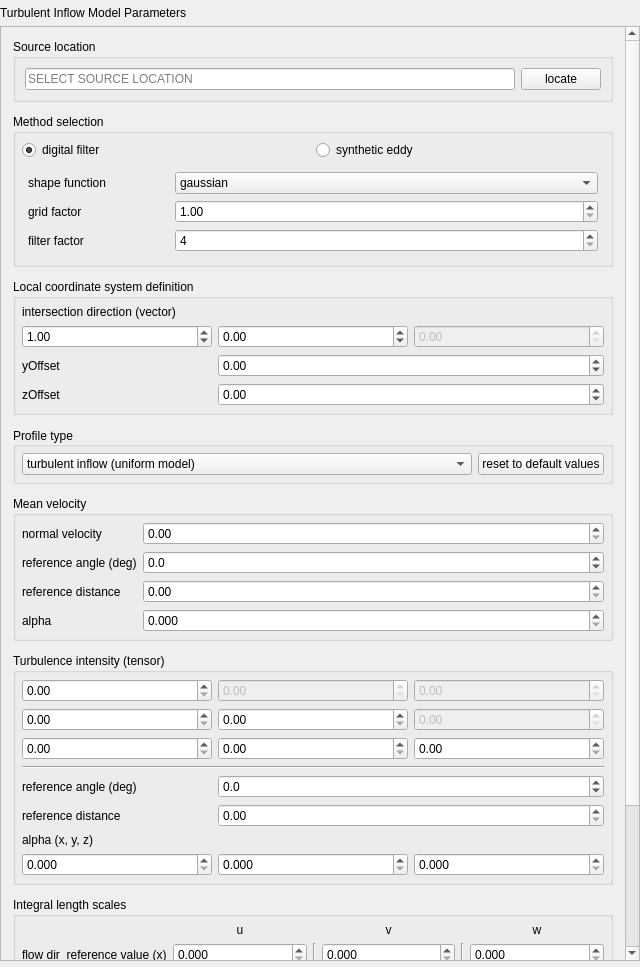
NHERI-SimCenter/TurbulenceInflowTool, file widgets/inflowparameterwidget.ui: the form before one commit.
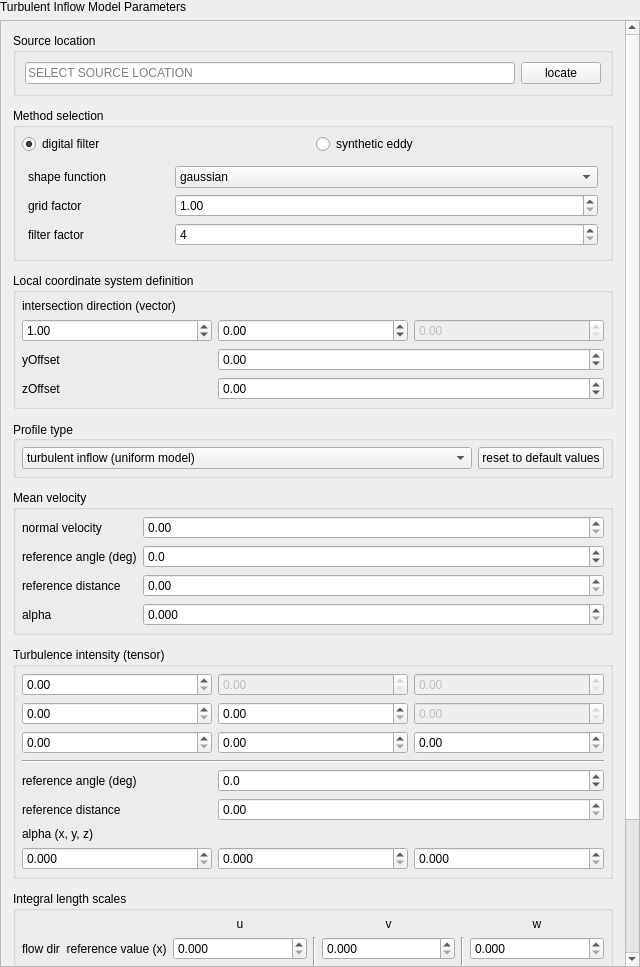
The form after the commit.

Commit message: eliminating double spacing in widget layouts

What changed in the file:
```diff
--- a/widgets/inflowparameterwidget.ui
+++ b/widgets/inflowparameterwidget.ui
@@ -18,13 +18,13 @@
     <number>0</number>
    </property>
    <property name="topMargin">
-    <number>6</number>
+    <number>0</number>
    </property>
    <property name="rightMargin">
     <number>0</number>
    </property>
    <property name="bottomMargin">
-    <number>6</number>
+    <number>0</number>
    </property>
    <item>
     <widget class="QLabel" name="headerLabel">
@@ -49,8 +49,8 @@
        <rect>
         <x>0</x>
         <y>0</y>
-        <width>638</width>
-        <height>1093</height>
+        <width>624</width>
+        <height>1105</height>
        </rect>
       </property>
       <layout class="QVBoxLayout" name="verticalLayout">
```
The commit also changes 2 other files.
